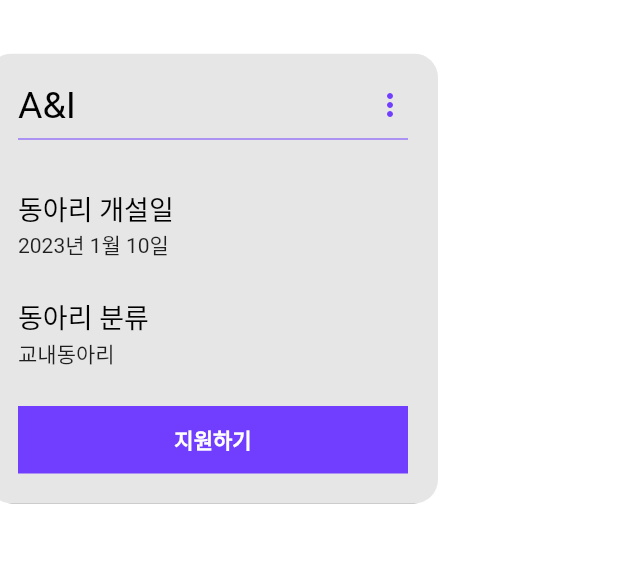
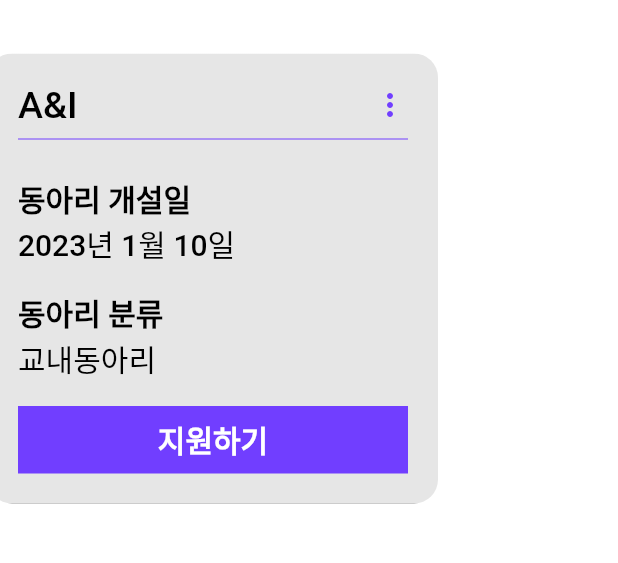
Before and after one commit to SangWook16074/induk_club_promotion_app_project, a Flutter app: the DesktopPromotionView screen opened directly, on a phone screen of 412 x 824 dp, the part 68-631 px from its top. Run offline on Flutter 3.47's test engine with Material 2 defaults, Android fonts, the phone set to English and light mode, and no system bars; our stand-ins replace carousel_slider, dio, freezed_annotation, get, google_fonts, rive; network calls fail.

Commit message:
프로모션 내용 폰트 사이즈 조정

```diff
--- a/lib/src/view/desktop_promotion_view.dart
+++ b/lib/src/view/desktop_promotion_view.dart
@@ -90,34 +90,6 @@
   Widget _deadline() {
     return Padding(
         padding: const EdgeInsets.symmetric(horizontal: 40, vertical: 10),
-        child: Row(
-          children: [
-            Expanded(
-              child: SizedBox(
-                child: Column(
-                  children: [
-                    const Row(
-                      children: [
-                        TitleBox(
-                          label: '모집분야',
-                          fontSize: 20,
-                        )
-                      ],
-                    ),
-                    Padding(
-                      padding: const EdgeInsets.symmetric(
-                          horizontal: 10, vertical: 20),
-                      child: Row(
-                        children: [
-                          Text('백엔드/디자인', style: Get.textTheme.bodyLarge),
-                        ],
-                      ),
-                    ),
-                  ],
-                ),
-              ),
-            ),
-            Expanded(
         child: SizedBox(
           child: Column(
             children: [
@@ -130,20 +102,17 @@
                 ],
               ),
               Padding(
-                      padding: const EdgeInsets.symmetric(
-                          horizontal: 10, vertical: 20),
+                padding:
+                    const EdgeInsets.symmetric(horizontal: 10, vertical: 20),
                 child: Row(
                   children: [
                     Text('2023.09.23 - 2023.09.30',
-                              style: Get.textTheme.bodyLarge),
+                        style: Get.textTheme.bodyMedium),
                   ],
                 ),
               ),
             ],
           ),
-              ),
-            ),
-          ],
         ));
   }
 
@@ -159,7 +128,7 @@
             padding: const EdgeInsets.symmetric(horizontal: 10, vertical: 20),
             child: Row(
               children: [
-                Text('00명', style: Get.textTheme.bodyLarge),
+                Text('00명', style: Get.textTheme.bodyMedium),
               ],
             ),
           )
@@ -190,7 +159,7 @@
                   'UI/UX 디자인  프로젝트 화면 (UI)을 디자인하고, 이를 위한 미디어 파일 제작합니다.'
                   '2022학년도에 진행한 스터디그룹 활동으로 처음 모여 모바일 앱 개발 공부 및 협업 프로젝트를 진행했으며, 플레이스토어와 앱스토어에 정식 출시까비 했습니다. 그리고 현재는 새로운 프로젝트를 준비하고 있습니다.'
                   'UI/UX 디자인  프로젝트 화면 (UI)을 디자인하고, 이를 위한 미디어 파일 제작합니다.',
-                  style: Get.textTheme.bodyLarge))
+                  style: Get.textTheme.bodyMedium))
         ],
       ),
     );
@@ -208,7 +177,7 @@
             padding: const EdgeInsets.symmetric(horizontal: 10, vertical: 20),
             child: Row(
               children: [
-                Text('학과 무관', style: Get.textTheme.bodyLarge),
+                Text('학과 무관', style: Get.textTheme.bodyMedium),
               ],
             ),
           )
@@ -230,7 +199,7 @@
             child: Row(
               children: [
                 Text('2023년 3월 10일 - 2024년 1월 10일',
-                    style: Get.textTheme.bodyLarge),
+                    style: Get.textTheme.bodyMedium),
               ],
             ),
           )
@@ -296,7 +265,7 @@
                   children: [
                     Row(
                       children: [
-                        Text('동아리 개설일', style: Get.textTheme.displayMedium)
+                        Text('동아리 개설일', style: Get.textTheme.headlineMedium)
                       ],
                     ),
                     Row(
@@ -312,7 +281,7 @@
                       children: [
                         Text(
                           '동아리 분류',
-                          style: Get.textTheme.displayMedium,
+                          style: Get.textTheme.headlineMedium,
                         ),
                       ],
                     ),
```
Also changed, not shown: lib/main.dart (+24 -2 lines), lib/src/view/desktop_main.dart (+4 -8 lines). Lines whose indentation alone changed are shown as unchanged.
